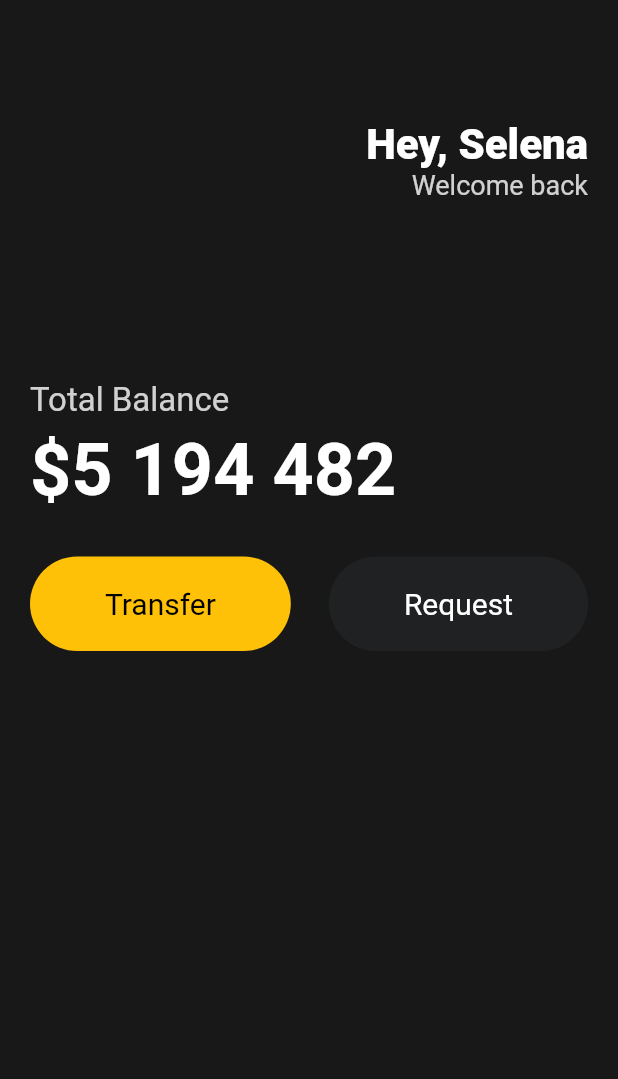
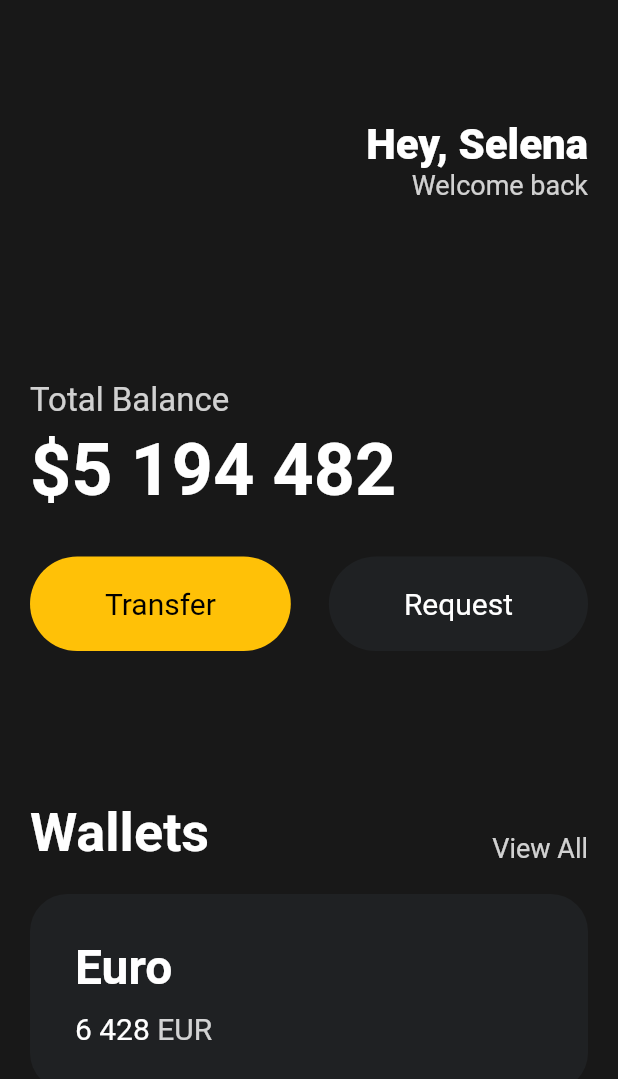
Before and after one commit to grandff/sample-flutter, a Flutter app: the screen it shows after launch, on a phone screen of 412 x 824 dp. Shown: the top 1079 px of the screen. Run offline on Flutter 3.47's test engine with Material 2 defaults, Android fonts, the phone set to English and light mode, and no system bars.

Commit message:
Feat: 3.6 Card

```diff
--- a/lib/main.dart
+++ b/lib/main.dart
@@ -41,8 +41,7 @@
                       Text(
                         'Welcome back',
                         style: TextStyle(
-                              color: Colors.white.withOpacity(0.8),
-                              fontSize: 18),
+                            color: Colors.white.withOpacity(0.8), fontSize: 18),
                       ),
                     ],
                   )
@@ -87,10 +86,77 @@
                     textColor: Colors.white,
                   ),
                 ],
+              ),
+              const SizedBox(
+                height: 100,
+              ), // 버튼과 Wallet 사이 간격
+              Row(
+                crossAxisAlignment: CrossAxisAlignment.end,
+                mainAxisAlignment: MainAxisAlignment.spaceBetween,
+                children: [
+                  const Text('Wallets',
+                      style: TextStyle(
+                        color: Colors.white,
+                        fontSize: 36,
+                        fontWeight: FontWeight.w600,
+                      )),
+                  Text('View All',
+                      style: TextStyle(
+                        color: Colors.white.withOpacity(
+                            0.8), // withOpacity는 컴파일 단계에서 알 수 없으므로 const가 붙으면 안됨. 자동완성 시 이런 문제가 생길 수 있으니 참고.
+                        fontSize: 18,
+                      )),
+                ],
+              ),
+              const SizedBox(
+                height: 20,
+              ),
+              // 카드만들기
+              Container(
+                  decoration: BoxDecoration(
+                    color: const Color(0xFF1F2123),
+                    borderRadius: BorderRadius.circular(25),
+                  ),
+                  child: Padding(
+                    padding: const EdgeInsets.all(30),
+                    child: Row(
+                      children: [
+                        Column(
+                          crossAxisAlignment: CrossAxisAlignment.start,
+                          children: [
+                            const Text(
+                              'Euro',
+                              style: TextStyle(
+                                color: Colors.white,
+                                fontSize: 32,
+                                fontWeight: FontWeight.w600,
+                              ),
+                            ),
+                            const SizedBox(height: 10),
+                            Row(
+                              children: [
+                                const Text('6 428',
+                                    style: TextStyle(
+                                      color: Colors.white,
+                                      fontSize: 20,
+                                    )),
+                                const SizedBox(width: 5),
+                                Text('EUR',
+                                    style: TextStyle(
+                                      color: Colors.white.withOpacity(0.8),
+                                      fontSize: 20,
+                                    )),
+                              ],
+                            )
+                          ],
                         )
                       ],
                     ),
                   )),
+            ],
+          ),
+        ),
+      ),
     );
   }
 }
```
Also changed, not shown: 1 other file. Lines whose indentation alone changed are shown as unchanged.
